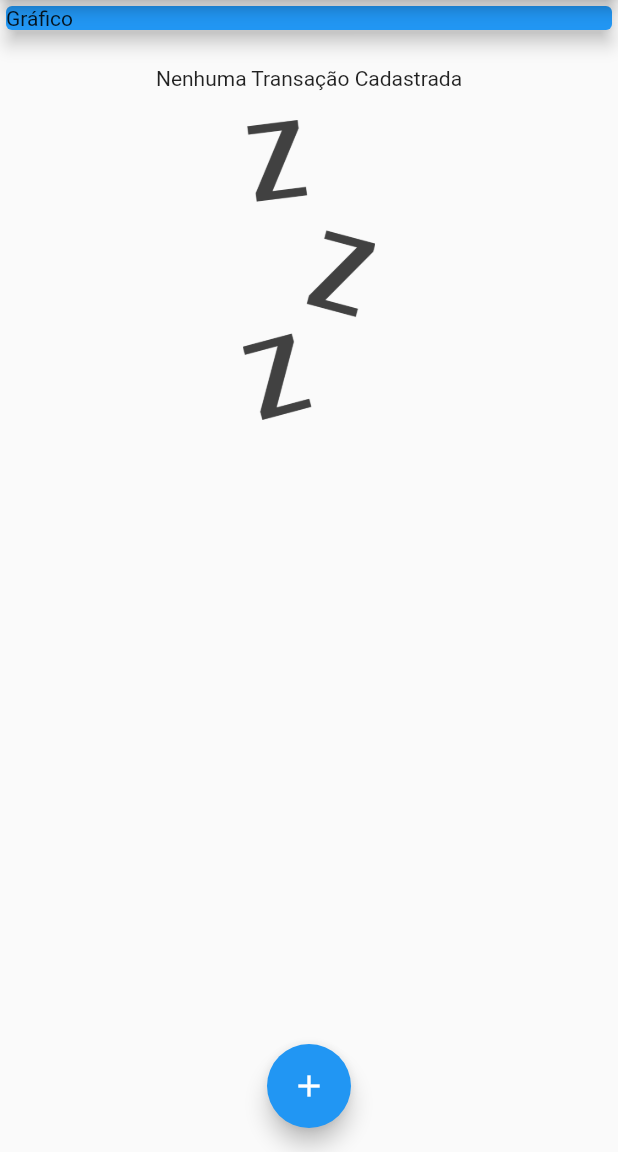
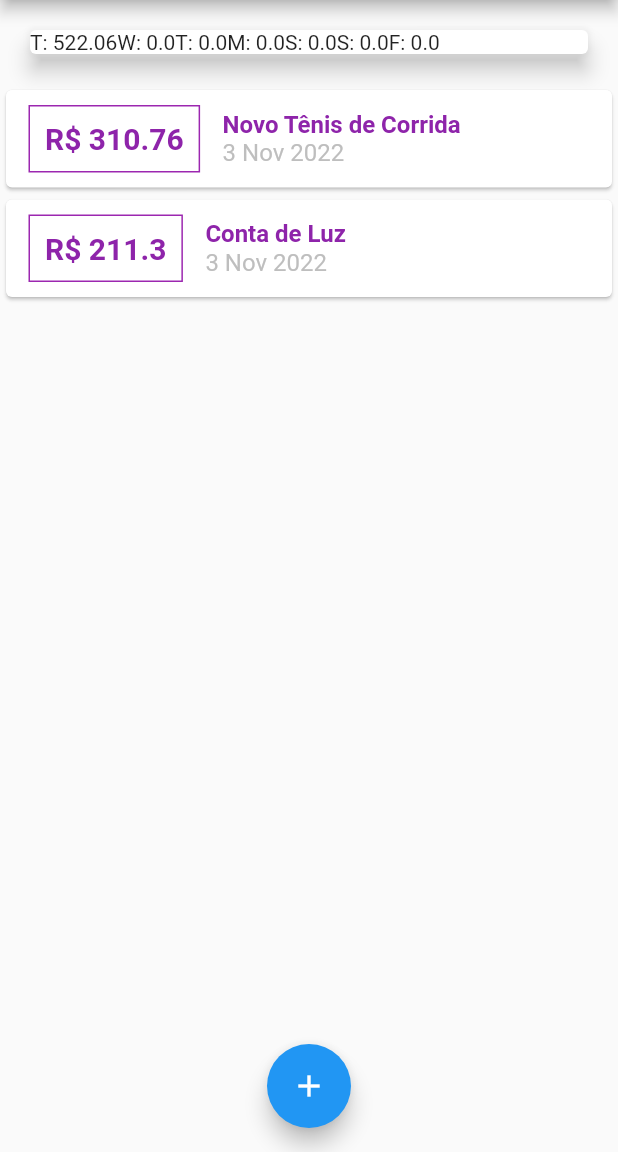
Before and after one commit to neresleonardo/personal_expenses, a Flutter app: the screen it shows after launch, on a phone screen of 412 x 824 dp, the part 84-1236 px from its top. Run offline on Flutter 3.47's test engine with Material 2 defaults, Android fonts, the phone set to English and light mode, and no system bars.

Commit message:
Chart bar

```diff
--- a/expenses/lib/Components/Chart/chart.dart
+++ b/expenses/lib/Components/Chart/chart.dart
@@ -25,9 +25,6 @@ class Chart extends StatelessWidget {
         }
       }
 
-      print(DateFormat.E().format(weekDay)[0]);
-      print(totalSum);
-
       return {
         'day': DateFormat.E().format(weekDay)[0],
         'value': totalSum,
@@ -37,11 +34,14 @@ class Chart extends StatelessWidget {
 
   @override
   Widget build(BuildContext context) {
+    groupedTransactions;
     return Card(
       elevation: 6,
       margin: const EdgeInsets.all(20),
       child: Row(
-        children: const [],
+        children: groupedTransactions.map((tr) {
+          return Text('${tr['day']}: ${tr['value']}');
+        }).toList(),
       ),
     );
   }
--- /dev/null
+++ b/expenses/lib/Components/Chart/chart_bar.dart
@@ -0,0 +1,12 @@
+import 'package:flutter/src/widgets/container.dart';
+import 'package:flutter/src/widgets/framework.dart';
+import 'package:flutter/material.dart';
+
+class ChartBar extends StatelessWidget {
+  const ChartBar({super.key});
+
+  @override
+  Widget build(BuildContext context) {
+    return Container();
+  }
+}
--- a/expenses/lib/main.dart
+++ b/expenses/lib/main.dart
@@ -1,9 +1,11 @@
+import 'package:expenses/components/Chart/chart.dart';
 import 'package:expenses/components/transaction_form.dart';
 import 'package:flutter/material.dart';
 import 'dart:math';
 import 'components/transaction_form.dart';
 import 'components/transaction_list.dart';
 import 'models/transaction.dart';
+import 'components/Chart/chart.dart';
 
 main() => runApp(const ExpensesApp());
 
@@ -26,19 +28,27 @@ class MyHomePage extends StatefulWidget {
 
 class _MyHomePageState extends State<MyHomePage> {
   final List<Transaction> _transactions = [
-    // Transaction(
-    //   id: 't1',
-    //   title: 'Novo Tênis de Corrida',
-    //   value: 310.76,
-    //   date: DateTime.now(),
-    // ),
-    // Transaction(
-    //   id: 't2',
-    //   title: 'Conta de Luz',
-    //   value: 211.30,
-    //   date: DateTime.now(),
-    // ),
+    Transaction(
+      id: 't1',
+      title: 'Novo Tênis de Corrida',
+      value: 310.76,
+      date: DateTime.now(),
+    ),
+    Transaction(
+      id: 't2',
+      title: 'Conta de Luz',
+      value: 211.30,
+      date: DateTime.now(),
+    ),
   ];
+
+  List<Transaction> get _recentTransactions {
+    return _transactions.where((tr) {
+      return tr.date.isAfter(DateTime.now().subtract(
+        Duration(days: 7),
+      ));
+    }).toList();
+  }
 
   _addTransaction(String title, double value) {
     final newTransaction = Transaction(
@@ -80,13 +90,7 @@ class _MyHomePageState extends State<MyHomePage> {
         child: Column(
           crossAxisAlignment: CrossAxisAlignment.stretch,
           children: [
-            const SizedBox(
-              child: Card(
-                color: Colors.blue,
-                child: Text('Gráfico'),
-                elevation: 5,
-              ),
-            ),
+            Chart(_recentTransactions),
             TransactionList(_transactions),
           ],
         ),
```
